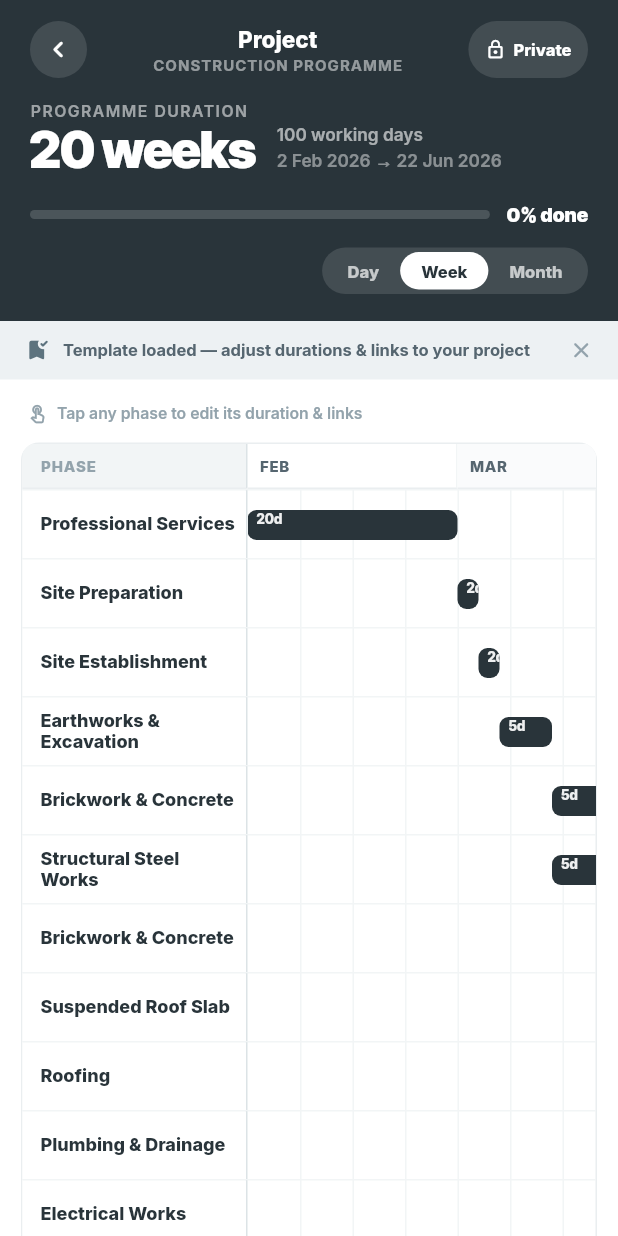
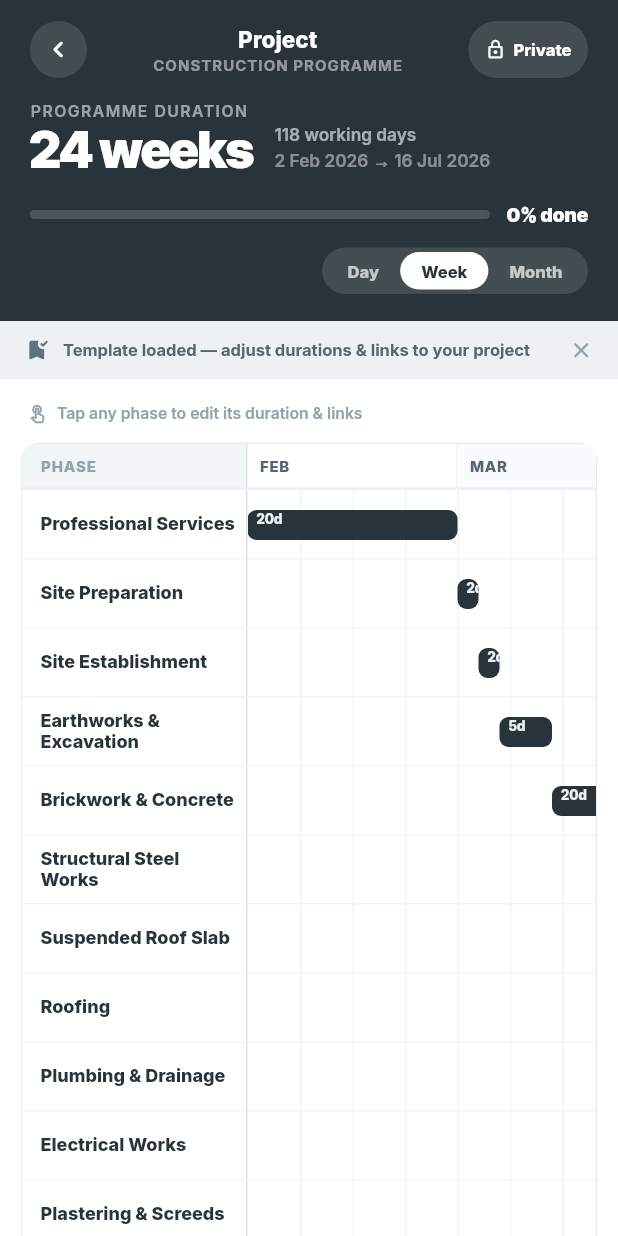
Before and after one commit to BrianTowsen/subby, a Flutter app: the ProjectTimelinePageWidget screen opened by its route, after a tap on "Professional Services", on a phone screen of 412 x 824 dp. Run offline on Flutter 3.47's test engine with Material 3 defaults, Android fonts, the phone set to English and light mode, and no system bars; our stand-ins replace auto_size_text, cloud_firestore, file_picker, firebase_auth, firebase_core, firebase_storage and 11 more; missing offline and left inert: json_path; accounts and stored records are empty; network calls fail.

Commit message:
Updating to latest FlutterFlow output.

```diff
--- a/lib/custom_code/widgets/project_timeline_page_view.dart
+++ b/lib/custom_code/widgets/project_timeline_page_view.dart
@@ -7,8 +7,6 @@ import '/flutter_flow/custom_functions.dart'; // Imports custom functions
 import 'package:flutter/material.dart';
 // Begin custom widget code
 // DO NOT REMOVE OR MODIFY THE CODE ABOVE!
-
-import 'index.dart'; // Imports other custom widgets
 
 import 'index.dart'; // Imports other custom widgets
 
@@ -541,14 +539,13 @@ class _ProjectTimelinePageViewState extends State<ProjectTimelinePageView> {
           p('Site Preparation', 'external', 'after', 2),
           p('Site Establishment', 'external', 'after', 2),
           p('Earthworks & Excavation', 'struct', 'after', 5),
-          p('Brickwork & Concrete', 'struct', 'after', 5),
-          p('Structural Steel Works', 'external', 'with', 5),
-          p('Brickwork & Concrete', 'external', 'after', 10),
-          p('Suspended Roof Slab', 'external', 'with', 10),
+          p('Brickwork & Concrete', 'struct', 'after', 20),
+          p('Structural Steel Works', 'external', 'overlap', 8),
+          p('Suspended Roof Slab', 'external', 'after', 10),
           p('Roofing', 'external', 'after', 10),
           p('Plumbing & Drainage', 'external', 'with', 10),
           p('Electrical Works', 'external', 'with', 10),
-          p('Plastering & Screeds', 'finish', 'overlap', 10),
+          p('Plastering & Screeds', 'finish', 'overlap', 15),
           p('Windows & Door Frames', 'struct', 'overlap', 5),
           p('Waterproofing', 'external', 'after', 5),
           p('Ceilings & Partitioning', 'finish', 'overlap', 5),
@@ -556,8 +553,8 @@ class _ProjectTimelinePageViewState extends State<ProjectTimelinePageView> {
           p('Painting & Wall Covering', 'finish', 'overlap', 21,
               overlapPct: 60),
           p('Tiling', 'finish', 'with', 10),
-          p('Kitchen (Built-in Units)', 'finish', 'overlap', 5, overlapPct: 30),
-          p('Built-in Cupboards', 'finish', 'with', 5),
+          p('Kitchen (Built-in Units)', 'finish', 'overlap', 7, overlapPct: 30),
+          p('Built-in Cupboards', 'finish', 'with', 7),
           p('Sanitary Fittings', 'services', 'after', 5),
           p('Floor Covering', 'finish', 'after', 10),
           p('Electrical Fittings', 'services', 'overlap', 5),
@@ -570,16 +567,16 @@ class _ProjectTimelinePageViewState extends State<ProjectTimelinePageView> {
           p('Site Preparation', 'external', 'after', 2),
           p('Site Establishment', 'external', 'after', 2),
           p('Earthworks & Excavation', 'struct', 'after', 5),
-          p('Brickwork & Concrete', 'struct', 'after', 5),
-          p('Structural Steel Works', 'external', 'with', 5),
+          p('Brickwork & Concrete', 'struct', 'after', 15),
+          p('Structural Steel Works', 'external', 'overlap', 5),
           p('Suspended Floor Slab', 'struct', 'after', 10),
-          p('Brickwork & Concrete', 'external', 'after', 10),
+          p('Brickwork & Concrete', 'external', 'after', 15),
           p('Structural Steel Works', 'external', 'after', 5),
           p('Suspended Roof Slab', 'external', 'with', 10),
           p('Roofing', 'external', 'after', 10),
           p('Plumbing & Drainage', 'external', 'with', 10),
           p('Electrical Works', 'external', 'with', 10),
-          p('Plastering & Screeds', 'finish', 'overlap', 10),
+          p('Plastering & Screeds', 'finish', 'overlap', 15),
           p('Windows & Door Frames', 'struct', 'overlap', 5),
           p('Waterproofing', 'external', 'after', 5),
           p('Ceilings & Partitioning', 'finish', 'overlap', 5),
@@ -588,8 +585,8 @@ class _ProjectTimelinePageViewState extends State<ProjectTimelinePageView> {
               overlapPct: 60),
           p('Tiling', 'finish', 'with', 10),
           p('Balustrades & Railings', 'external', 'after', 5),
-          p('Kitchen (Built-in Units)', 'finish', 'with', 5),
-          p('Built-in Cupboards', 'finish', 'with', 5),
+          p('Kitchen (Built-in Units)', 'finish', 'with', 7),
+          p('Built-in Cupboards', 'finish', 'with', 7),
           p('Sanitary Fittings', 'services', 'after', 5),
           p('Floor Covering', 'finish', 'after', 10),
           p('Electrical Fittings', 'services', 'overlap', 5),
@@ -602,17 +599,17 @@ class _ProjectTimelinePageViewState extends State<ProjectTimelinePageView> {
           p('Site Preparation', 'external', 'after', 2),
           p('Site Establishment', 'external', 'after', 2),
           p('Earthworks & Excavation', 'struct', 'after', 5),
-          p('Shoring & Retaining Walls', 'struct', 'after', 8),
-          p('Brickwork & Concrete', 'struct', 'after', 5),
-          p('Structural Steel Works', 'external', 'with', 5),
+          p('Shoring & Retaining Walls', 'struct', 'after', 10),
+          p('Brickwork & Concrete', 'struct', 'after', 10),
+          p('Structural Steel Works', 'external', 'overlap', 5),
           p('Suspended Floor Slab', 'struct', 'after', 10),
-          p('Brickwork & Concrete', 'external', 'after', 10),
+          p('Brickwork & Concrete', 'external', 'after', 15),
           p('Structural Steel Works', 'external', 'after', 5),
           p('Suspended Roof Slab', 'external', 'with', 10),
           p('Roofing', 'external', 'after', 10),
           p('Plumbing & Drainage', 'external', 'with', 10),
           p('Electrical Works', 'external', 'with', 10),
-          p('Plastering & Screeds', 'finish', 'overlap', 10),
+          p('Plastering & Screeds', 'finish', 'overlap', 15),
           p('Windows & Door Frames', 'struct', 'overlap', 5),
           p('Waterproofing', 'external', 'after', 5),
           p('Ceilings & Partitioning', 'finish', 'overlap', 5),
@@ -621,8 +618,8 @@ class _ProjectTimelinePageViewState extends State<ProjectTimelinePageView> {
               overlapPct: 60),
           p('Tiling', 'finish', 'with', 10),
           p('Balustrades & Railings', 'external', 'after', 5),
-          p('Kitchen (Built-in Units)', 'finish', 'with', 5),
-          p('Built-in Cupboards', 'finish', 'with', 5),
+          p('Kitchen (Built-in Units)', 'finish', 'with', 7),
+          p('Built-in Cupboards', 'finish', 'with', 7),
           p('Sanitary Fittings', 'services', 'after', 5),
           p('Floor Covering', 'finish', 'after', 10),
           p('Electrical Fittings', 'services', 'overlap', 5),
@@ -636,20 +633,20 @@ class _ProjectTimelinePageViewState extends State<ProjectTimelinePageView> {
           p('Site Preparation', 'external', 'after', 2),
           p('Site Establishment', 'external', 'after', 2),
           p('Earthworks & Excavation', 'struct', 'after', 5),
-          p('Shoring & Retaining Walls', 'struct', 'after', 8),
-          p('Brickwork & Concrete', 'struct', 'after', 5),
-          p('Structural Steel Works', 'external', 'with', 5),
+          p('Shoring & Retaining Walls', 'struct', 'after', 10),
+          p('Brickwork & Concrete', 'struct', 'after', 10),
+          p('Structural Steel Works', 'external', 'overlap', 5),
           p('Suspended Floor Slab 1', 'struct', 'after', 10),
-          p('Brickwork & Concrete', 'external', 'after', 10),
+          p('Brickwork & Concrete', 'external', 'after', 15),
           p('Structural Steel Works', 'external', 'after', 5),
           p('Suspended Floor Slab 2', 'struct', 'with', 10),
-          p('Brickwork & Concrete', 'external', 'after', 10),
+          p('Brickwork & Concrete', 'external', 'after', 15),
           p('Structural Steel Works', 'struct', 'after', 5),
           p('Suspended Roof Slab', 'external', 'with', 10),
           p('Roofing', 'external', 'after', 10),
           p('Plumbing & Drainage', 'external', 'with', 10),
           p('Electrical Works', 'external', 'with', 10),
-          p('Plastering & Screeds', 'finish', 'overlap', 10),
+          p('Plastering & Screeds', 'finish', 'overlap', 15),
           p('Windows & Door Frames', 'struct', 'overlap', 5),
           p('Waterproofing', 'external', 'after', 5),
           p('Ceilings & Partitioning', 'finish', 'overlap', 5),
@@ -658,8 +655,8 @@ class _ProjectTimelinePageViewState extends State<ProjectTimelinePageView> {
               overlapPct: 60),
           p('Tiling', 'finish', 'with', 10),
           p('Balustrades & Railings', 'external', 'after', 5),
-          p('Kitchen (Built-in Units)', 'finish', 'with', 5),
-          p('Built-in Cupboards', 'finish', 'with', 5),
+          p('Kitchen (Built-in Units)', 'finish', 'with', 7),
+          p('Built-in Cupboards', 'finish', 'with', 7),
           p('Sanitary Fittings', 'services', 'after', 5),
           p('Floor Covering', 'finish', 'after', 10),
           p('Electrical Fittings', 'services', 'overlap', 5),
```
Also changed, not shown: lib/custom_code/widgets/dashboard_page_view.dart (+49 -44 lines), lib/custom_code/widgets/project_detail_page_view.dart (+115 -137 lines).
